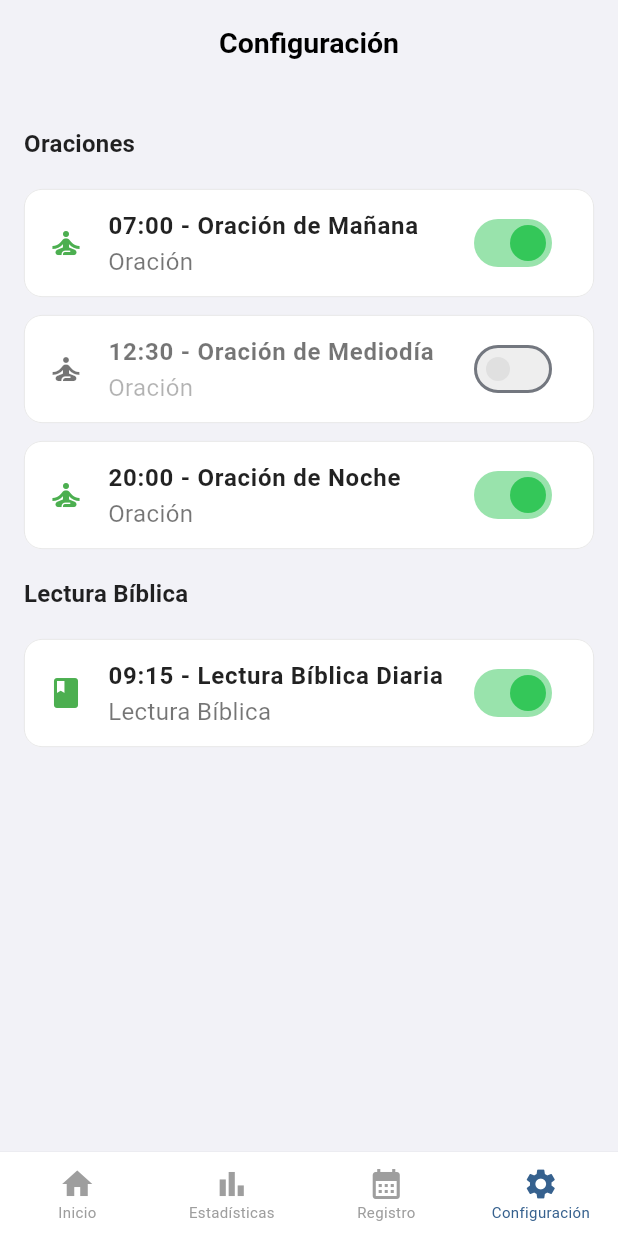
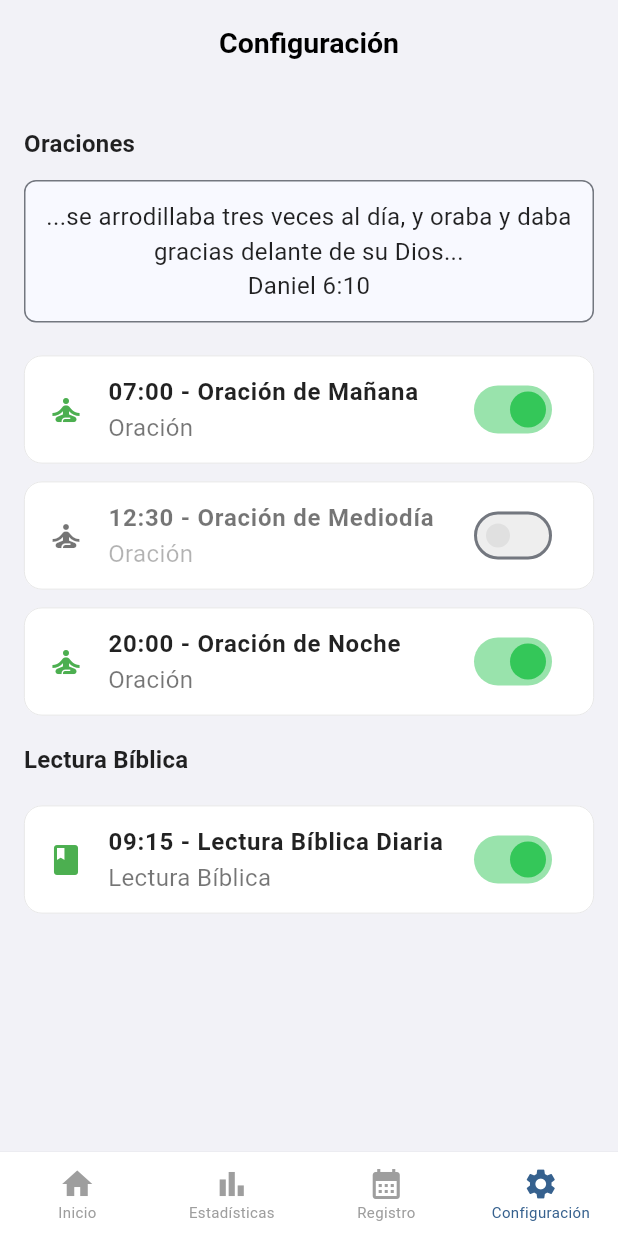
Before and after one commit to CarosDrean/spiritual_meter, a Flutter app: the screen it shows after launch, swiped to page 4, on a phone screen of 412 x 824 dp. Run offline on Flutter 3.47's test engine with Material 3 defaults, Android fonts, the phone set to English and light mode, and no system bars; our stand-ins replace fl_chart, flutter_local_notifications, flutter_native_timezone, shared_preferences, sqflite, timezone; accounts and stored records are empty.

Commit message:
fix: settings

```diff
--- a/lib/core/theme.dart
+++ b/lib/core/theme.dart
@@ -30,7 +30,7 @@ class AppTheme {
         ),
       ),
 
-      cardTheme: CardTheme(
+      cardTheme: CardThemeData(
         elevation: 0,
         margin: const EdgeInsets.symmetric(horizontal: 16, vertical: 8),
         shape: RoundedRectangleBorder(
@@ -89,7 +89,7 @@ class AppTheme {
         ),
       ),
 
-      dialogTheme: DialogTheme(
+      dialogTheme: DialogThemeData(
         shape: RoundedRectangleBorder(borderRadius: BorderRadius.circular(12)),
         backgroundColor: Colors.white,
       ),
@@ -138,7 +138,7 @@ class AppTheme {
         ),
       ),
 
-      cardTheme: CardTheme(
+      cardTheme: CardThemeData(
         elevation: 0,
         margin: const EdgeInsets.symmetric(horizontal: 16, vertical: 8),
         shape: RoundedRectangleBorder(
@@ -197,7 +197,7 @@ class AppTheme {
         ),
       ),
 
-      dialogTheme: DialogTheme(
+      dialogTheme: DialogThemeData(
         shape: RoundedRectangleBorder(borderRadius: BorderRadius.circular(12)),
         backgroundColor: const Color(0xFF2C2C2E),
       ),
--- a/lib/screens/settings/settings_screen.dart
+++ b/lib/screens/settings/settings_screen.dart
@@ -51,11 +51,11 @@ class _SettingsScreenState extends State<SettingsScreen> {
         }
 
         final prayerNotifications =
-        notifications.where((n) => n.type == kActivityTypePrayer).toList();
+            notifications.where((n) => n.type == kActivityTypePrayer).toList();
         final bibleNotifications =
-        notifications
-            .where((n) => n.type == kActivityTypeBibleReading)
-            .toList();
+            notifications
+                .where((n) => n.type == kActivityTypeBibleReading)
+                .toList();
 
         return Scaffold(
           appBar: AppBar(title: const Text('Configuración')),
@@ -69,6 +69,22 @@ class _SettingsScreenState extends State<SettingsScreen> {
                 titleColor: titleLargeColor,
                 bodyColor: bodySmallColor,
                 textTheme: textTheme,
+                customHeaderWidget: Container(
+                  padding: const EdgeInsets.all(12.0),
+                  width: double.infinity,
+                  decoration: BoxDecoration(
+                    color: Theme.of(context).colorScheme.surface,
+                    borderRadius: BorderRadius.circular(8),
+                    border: Border.all(
+                      color: Theme.of(context).dividerColor,
+                    ),
+                  ),
+                  child: Text(
+                    "...se arrodillaba tres veces al día, y oraba y daba gracias delante de su Dios...\nDaniel 6:10",
+                    style: Theme.of(context).textTheme.bodyMedium,
+                    textAlign: TextAlign.center,
+                  ),
+                ),
               ),
               _buildNotificationSection(
                 title: 'Lectura Bíblica',
@@ -92,6 +108,7 @@ class _SettingsScreenState extends State<SettingsScreen> {
     required Color titleColor,
     required Color bodyColor,
     required TextTheme textTheme,
+    Widget? customHeaderWidget,
   }) {
     return Column(
       crossAxisAlignment: CrossAxisAlignment.start,
@@ -106,6 +123,9 @@ class _SettingsScreenState extends State<SettingsScreen> {
             ),
           ),
         ),
+        if (customHeaderWidget != null)
+          Column(children: [customHeaderWidget, const SizedBox(height: 16)]),
+
         ...notifications.map((notification) {
           return Card(
             margin: const EdgeInsets.symmetric(vertical: 6.0),
```
